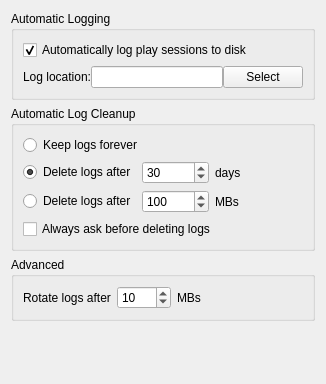
This is src/preferences/autologpage.ui in nschimme/MMapper as Qt 5 draws it before an edit. The edited form follows.
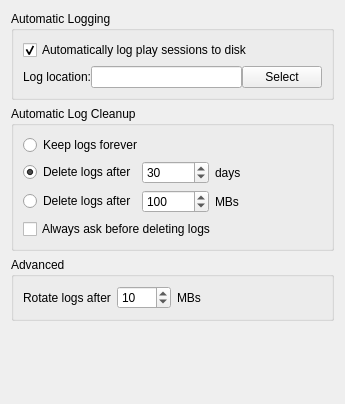
This is the edited form.

Patch:
```diff
--- a/src/preferences/autologpage.ui
+++ b/src/preferences/autologpage.ui
@@ -6,8 +6,8 @@
    <rect>
     <x>0</x>
     <y>0</y>
-    <width>326</width>
-    <height>384</height>
+    <width>345</width>
+    <height>404</height>
    </rect>
   </property>
   <layout class="QVBoxLayout">
```
Left out of the diff: 19 changed lines with no effect on the pictures.
